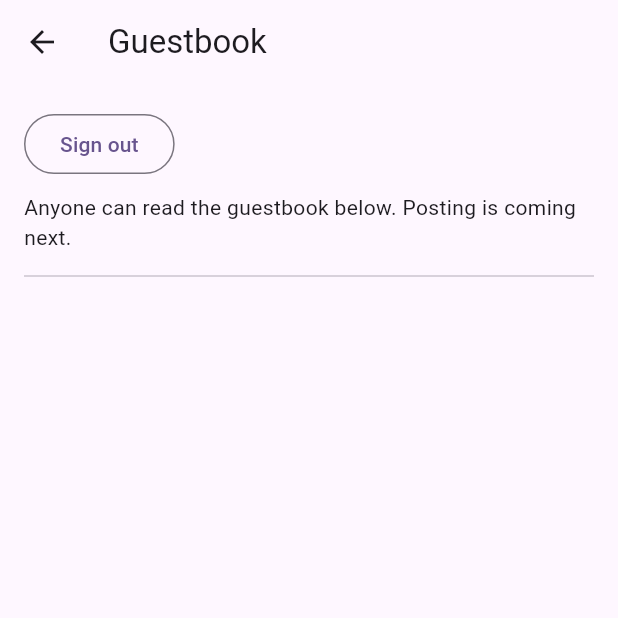
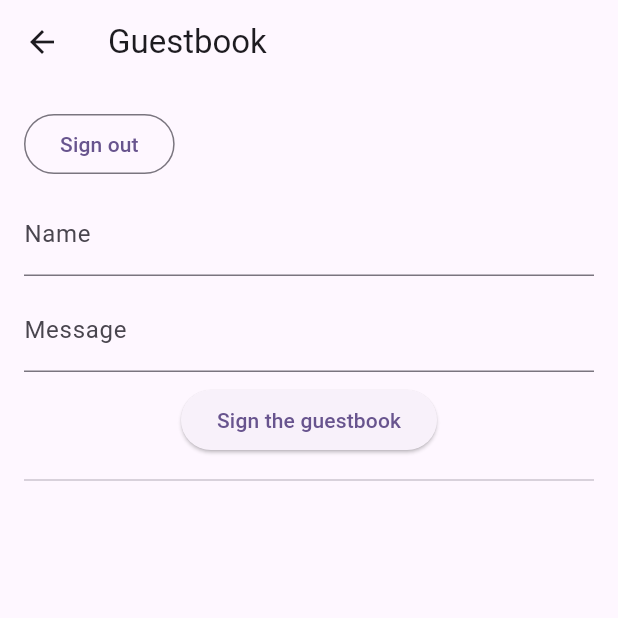
Before and after one commit to DevDogsUGA/Mobile-Workshops, a Flutter app: the Guestbook screen opened directly, on a phone screen of 412 x 824 dp, the top half of it. Run offline on Flutter 3.47's test engine with Material 3 defaults, Android fonts, the phone set to English and light mode, and no system bars; our stand-ins replace supabase_flutter; accounts and stored records are empty.

Commit message:
feat(guestbook): step 3, let signed-in users post (client-sent name)

```diff
--- a/lib/guestbook.dart
+++ b/lib/guestbook.dart
@@ -19,6 +19,9 @@ class Guestbook extends StatefulWidget {
 }
 
 class _GuestbookState extends State<Guestbook> {
+  final _nameController = TextEditingController();
+  final _bodyController = TextEditingController();
+
   Session? _session;
   List<Map<String, dynamic>> _messages = [];
 
@@ -33,6 +36,13 @@ class _GuestbookState extends State<Guestbook> {
     });
 
     _loadMessages();
+  }
+
+  @override
+  void dispose() {
+    _nameController.dispose();
+    _bodyController.dispose();
+    super.dispose();
   }
 
   // Load the guestbook, newest first.
@@ -61,6 +71,25 @@ class _GuestbookState extends State<Guestbook> {
 
   Future<void> _signOut() => _supabase.auth.signOut();
 
+  Future<void> _submit() async {
+    final name = _nameController.text.trim();
+    final body = _bodyController.text.trim();
+    final session = _session;
+
+    // Reject the entry if either field is empty once whitespace is trimmed.
+    if (session == null || name.isEmpty || body.isEmpty) {
+      return;
+    }
+
+    // The name is whatever the signed-in user typed into the field below.
+    // (The next commit looks this up server-side instead.)
+    await _supabase.from('messages').insert({'author_name': name, 'body': body});
+
+    _nameController.clear();
+    _bodyController.clear();
+    await _loadMessages();
+  }
+
   @override
   Widget build(BuildContext context) {
     final session = _session;
@@ -83,8 +112,27 @@ class _GuestbookState extends State<Guestbook> {
                       child: const Text('Sign out'),
                     ),
             ),
-            const SizedBox(height: 8),
-            const Text('Anyone can read the guestbook below. Posting is coming next.'),
+            if (session != null) ...[
+              const SizedBox(height: 8),
+              TextField(
+                controller: _nameController,
+                decoration: const InputDecoration(labelText: 'Name'),
+              ),
+              const SizedBox(height: 8),
+              TextField(
+                controller: _bodyController,
+                decoration: const InputDecoration(labelText: 'Message'),
+              ),
+              const SizedBox(height: 8),
+              ElevatedButton(
+                onPressed: _submit,
+                child: const Text('Sign the guestbook'),
+              ),
+            ] else
+              const Padding(
+                padding: EdgeInsets.symmetric(vertical: 8),
+                child: Text('Sign in to leave a message. Anyone can read below.'),
+              ),
             const Divider(height: 32),
             Expanded(
               child: ListView.builder(
```
Also changed, not shown: 1 other file.
